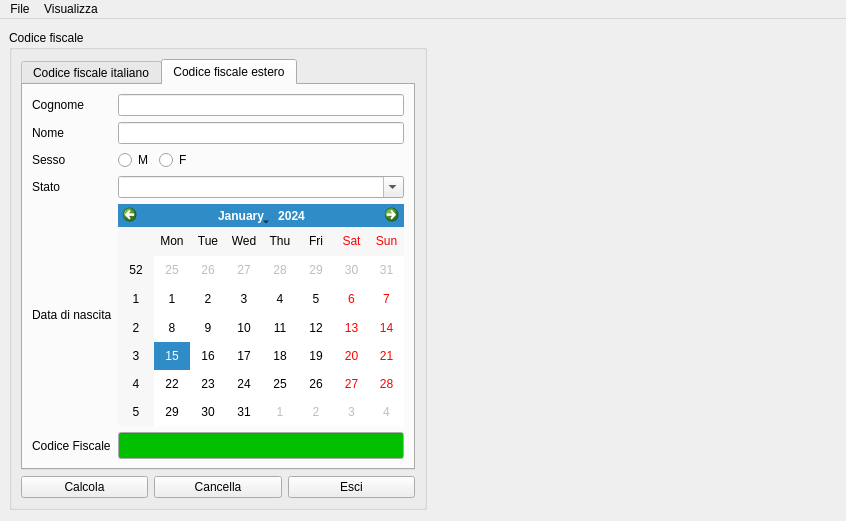
The window that lylibrary/ui/cod_fisc.ui (kratos83/LyLibrary) describes before a commit, drawn with Qt 5.
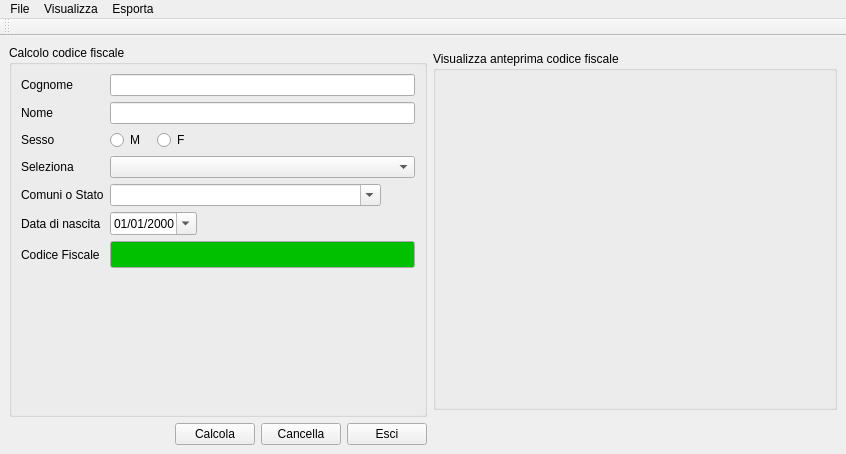
The same window after the commit. The open tabs and pages were chosen to show the change. Icons and pictures are not drawn.

What changed in the file:
```diff
--- a/lylibrary/ui/cod_fisc.ui
+++ b/lylibrary/ui/cod_fisc.ui
@@ -7,7 +7,7 @@
     <x>0</x>
     <y>0</y>
     <width>846</width>
-    <height>521</height>
+    <height>454</height>
    </rect>
   </property>
   <property name="sizePolicy">
@@ -19,7 +19,7 @@
   <property name="maximumSize">
    <size>
     <width>846</width>
-    <height>521</height>
+    <height>454</height>
    </size>
   </property>
   <property name="windowTitle">
@@ -30,11 +30,24 @@
     <normaloff>:/images/codicefisc.png</normaloff>:/images/codicefisc.png</iconset>
   </property>
   <widget class="QWidget" name="centralwidget">
-   <layout class="QGridLayout" name="gridLayout">
-    <item row="1" column="0">
+   <layout class="QGridLayout" name="gridLayout_2">
+    <item row="2" column="0">
+     <spacer name="verticalSpacer_3">
+      <property name="orientation">
+       <enum>Qt::Vertical</enum>
+      </property>
+      <property name="sizeHint" stdset="0">
+       <size>
+        <width>20</width>
+        <height>40</height>
+       </size>
+      </property>
+     </spacer>
+    </item>
+    <item row="0" column="0" rowspan="3" colspan="5">
      <widget class="QGroupBox" name="groupBox">
       <property name="sizePolicy">
-       <sizepolicy hsizetype="Preferred" vsizetype="Preferred">
+       <sizepolicy hsizetype="Fixed" vsizetype="Preferred">
         <horstretch>0</horstretch>
         <verstretch>0</verstretch>
        </sizepolicy>
@@ -42,13 +55,13 @@
       <property name="minimumSize">
        <size>
         <width>418</width>
-        <height>480</height>
+        <height>0</height>
        </size>
       </property>
       <property name="maximumSize">
        <size>
         <width>418</width>
-        <height>480</height>
+        <height>16777215</height>
        </size>
       </property>
       <property name="sizeIncrement">
@@ -64,357 +77,300 @@
        </size>
       </property>
       <property name="title">
-       <string>Codice fiscale</string>
+       <string>Calcolo codice fiscale</string>
       </property>
-      <layout class="QGridLayout" name="gridLayout_2">
-       <item row="0" column="0" colspan="3">
-        <widget class="QTabWidget" name="tabWidget">
-         <property name="sizePolicy">
-          <sizepolicy hsizetype="Preferred" vsizetype="Preferred">
-           <horstretch>0</horstretch>
-           <verstretch>0</verstretch>
-          </sizepolicy>
+      <layout class="QGridLayout" name="gridLayout">
+       <item row="0" column="0">
+        <widget class="QLabel" name="label">
+         <property name="text">
+          <string>Cognome</string>
          </property>
-         <property name="currentIndex">
-          <number>0</number>
-         </property>
-         <widget class="QWidget" name="tab">
-          <attribute name="title">
-           <string>Codice fiscale italiano</string>
-          </attribute>
-          <layout class="QGridLayout" name="gridLayout_3">
-           <item row="2" column="3">
-            <spacer name="horizontalSpacer">
-             <property name="orientation">
-              <enum>Qt::Horizontal</enum>
-             </property>
-             <property name="sizeHint" stdset="0">
-              <size>
-               <width>40</width>
-               <height>20</height>
-              </size>
-             </property>
-            </spacer>
-           </item>
-           <item row="2" column="1">
-            <widget class="QRadioButton" name="radioButtonM">
-             <property name="text">
-              <string>M</string>
-             </property>
-            </widget>
-           </item>
-           <item row="0" column="1" colspan="3">
-            <widget class="QLineEdit" name="lineEditCognome"/>
-           </item>
-           <item row="4" column="0">
-            <widget class="QLabel" name="label_4">
-             <property name="text">
-              <string>Data di nascita</string>
-             </property>
-            </widget>
-           </item>
-           <item row="2" column="2">
-            <widget class="QRadioButton" name="radioButtonF">
-             <property name="text">
-              <string>F</string>
-             </property>
-            </widget>
-           </item>
-           <item row="4" column="1" colspan="3">
-            <widget class="QCalendarWidget" name="calendarWidget"/>
-           </item>
-           <item row="0" column="0">
-            <widget class="QLabel" name="label">
-             <property name="text">
-              <string>Cognome</string>
-             </property>
-            </widget>
-           </item>
-           <item row="1" column="1" colspan="3">
-            <widget class="QLineEdit" name="lineEditNome"/>
-           </item>
-           <item row="2" column="0">
-            <widget class="QLabel" name="label_3">
-             <property name="text">
-              <string>Sesso</string>
-             </property>
-            </widget>
-           </item>
-           <item row="1" column="0">
-            <widget class="QLabel" name="label_2">
-             <property name="text">
-              <string>Nome</string>
-             </property>
-            </widget>
-           </item>
-           <item row="5" column="0">
-            <widget class="QLabel" name="label_5">
-             <property name="text">
-              <string>Codice Fiscale</string>
-             </property>
-            </widget>
-           </item>
-           <item row="5" column="1" colspan="3">
-            <widget class="QLineEdit" name="lineEditCodiceFiscale">
-             <property name="palette">
-              <palette>
-               <active>
-                <colorrole role="Base">
-                 <brush brushstyle="SolidPattern">
-                  <color alpha="255">
-                   <red>0</red>
-                   <green>192</green>
-                   <blue>0</blue>
-                  </color>
-                 </brush>
-                </colorrole>
-               </active>
-               <inactive>
-                <colorrole role="Base">
-                 <brush brushstyle="SolidPattern">
-                  <color alpha="255">
-                   <red>0</red>
-                   <green>192</green>
-                   <blue>0</blue>
-                  </color>
-                 </brush>
-                </colorrole>
-               </inactive>
-               <disabled>
-                <colorrole role="Base">
-                 <brush brushstyle="SolidPattern">
-                  <color alpha="255">
-                   <red>241</red>
-                   <green>241</green>
-                   <blue>241</blue>
-                  </color>
-                 </brush>
-                </colorrole>
-               </disabled>
-              </palette>
-             </property>
-             <property name="font">
-              <font>
-               <pointsize>12</pointsize>
-               <weight>75</weight>
-               <bold>true</bold>
-              </font>
-             </property>
-             <property name="readOnly">
-              <bool>true</bool>
-             </property>
-            </widget>
-           </item>
-           <item row="3" column="0">
-            <widget class="QLabel" name="label_11">
-             <property name="text">
-              <string>Comune</string>
-             </property>
-            </widget>
-           </item>
-           <item row="3" column="1" colspan="3">
-            <widget class="QComboBox" name="comboBoxComune">
-             <property name="editable">
-              <bool>true</bool>
-             </property>
-            </widget>
-           </item>
-          </layout>
-         </widget>
-         <widget class="QWidget" name="tab_2">
-          <attribute name="title">
-           <string>Codice fiscale estero</string>
-          </attribute>
-          <layout class="QGridLayout" name="gridLayout_4">
-           <item row="2" column="2">
-            <widget class="QRadioButton" name="radioButtonF_2">
-             <property name="text">
-              <string>F</string>
-             </property>
-            </widget>
-           </item>
-           <item row="0" column="0">
-            <widget class="QLabel" name="label_8">
-             <property name="text">
-              <string>Cognome</string>
-             </property>
-            </widget>
-           </item>
-           <item row="0" column="1" colspan="3">
-            <widget class="QLineEdit" name="lineEditCognome_2"/>
-           </item>
-           <item row="1" column="0">
-            <widget class="QLabel" name="label_7">
-             <property name="text">
-              <string>Nome</string>
-             </property>
-            </widget>
-           </item>
-           <item row="1" column="1" colspan="3">
-            <widget class="QLineEdit" name="lineEditNome_2"/>
-           </item>
-           <item row="2" column="0">
-            <widget class="QLabel" name="label_9">
-             <property name="text">
-              <string>Sesso</string>
-             </property>
-            </widget>
-           </item>
-           <item row="2" column="1">
-            <widget class="QRadioButton" name="radioButtonM_2">
-             <property name="text">
-              <string>M</string>
-             </property>
-            </widget>
-           </item>
-           <item row="2" column="3">
-            <spacer name="horizontalSpacer_2">
-             <property name="orientation">
-              <enum>Qt::Horizontal</enum>
-             </property>
-             <property name="sizeHint" stdset="0">
-              <size>
-               <width>215</width>
-               <height>20</height>
-              </size>
-             </property>
-            </spacer>
-           </item>
-           <item row="4" column="0">
-            <widget class="QLabel" name="label_6">
-             <property name="text">
-              <string>Data di nascita</string>
-             </property>
-            </widget>
-           </item>
-           <item row="4" column="1" colspan="3">
-            <widget class="QCalendarWidget" name="calendarWidget_2"/>
-           </item>
-           <item row="5" column="0">
-            <widget class="QLabel" name="label_10">
-             <property name="text">
-              <string>Codice Fiscale</string>
-             </property>
-            </widget>
-           </item>
-           <item row="5" column="1" colspan="3">
-            <widget class="QLineEdit" name="lineEditCodiceFiscale_2">
-             <property name="palette">
-              <palette>
-               <active>
-                <colorrole role="Base">
-                 <brush brushstyle="SolidPattern">
-                  <color alpha="255">
-                   <red>0</red>
-                   <green>192</green>
-                   <blue>0</blue>
-                  </color>
-                 </brush>
-                </colorrole>
-               </active>
-               <inactive>
-                <colorrole role="Base">
-                 <brush brushstyle="SolidPattern">
-                  <color alpha="255">
-                   <red>0</red>
-                   <green>192</green>
-                   <blue>0</blue>
-                  </color>
-                 </brush>
-                </colorrole>
-               </inactive>
-               <disabled>
-                <colorrole role="Base">
-                 <brush brushstyle="SolidPattern">
-                  <color alpha="255">
-                   <red>241</red>
-                   <green>241</green>
-                   <blue>241</blue>
-                  </color>
-                 </brush>
-                </colorrole>
-               </disabled>
-              </palette>
-             </property>
-             <property name="font">
-              <font>
-               <pointsize>12</pointsize>
-               <weight>75</weight>
-               <bold>true</bold>
-              </font>
-             </property>
-             <property name="readOnly">
-              <bool>true</bool>
-             </property>
-            </widget>
-           </item>
-           <item row="3" column="0">
-            <widget class="QLabel" name="label_12">
-             <property name="text">
-              <string>Stato</string>
-             </property>
-            </widget>
-           </item>
-           <item row="3" column="1" colspan="3">
-            <widget class="QComboBox" name="comboBoxStati">
-             <property name="editable">
-              <bool>true</bool>
-             </property>
-            </widget>
-           </item>
-          </layout>
-         </widget>
         </widget>
        </item>
        <item row="1" column="0">
-        <widget class="QPushButton" name="pushButtonCalcola">
+        <widget class="QLabel" name="label_2">
          <property name="text">
-          <string>Calcola</string>
+          <string>Nome</string>
          </property>
-         <property name="icon">
-          <iconset resource="../biblio.qrc">
-           <normaloff>:/images/codicefisc.png</normaloff>:/images/codicefisc.png</iconset>
+        </widget>
+       </item>
+       <item row="2" column="0">
+        <widget class="QLabel" name="label_3">
+         <property name="text">
+          <string>Sesso</string>
          </property>
         </widget>
        </item>
-       <item row="1" column="1">
-        <widget class="QPushButton" name="pushButtonCancella">
+       <item row="2" column="1">
+        <widget class="QRadioButton" name="radioButtonM">
          <property name="text">
-          <string>Cancella</string>
+          <string>M</string>
          </property>
-         <property name="icon">
-          <iconset resource="../biblio.qrc">
-           <normaloff>:/images/edit-delete.png</normaloff>:/images/edit-delete.png</iconset>
+        </widget>
+       </item>
+       <item row="2" column="2">
+        <widget class="QRadioButton" name="radioButtonF">
+         <property name="text">
+          <string>F</string>
          </property>
         </widget>
        </item>
-       <item row="1" column="2">
-        <widget class="QPushButton" name="esci">
+       <item row="2" column="3">
+        <spacer name="horizontalSpacer">
+         <property name="orientation">
+          <enum>Qt::Horizontal</enum>
+         </property>
+         <property name="sizeHint" stdset="0">
+          <size>
+           <width>191</width>
+           <height>20</height>
+          </size>
+         </property>
+        </spacer>
+       </item>
+       <item row="3" column="0">
+        <widget class="QLabel" name="label_7">
          <property name="text">
-          <string>Esci</string>
+          <string>Seleziona </string>
          </property>
-         <property name="icon">
-          <iconset resource="../../initdb/images.qrc">
-           <normaloff>:/images/dialog-close.png</normaloff>:/images/dialog-close.png</iconset>
+        </widget>
+       </item>
+       <item row="4" column="0">
+        <widget class="QLabel" name="label_6">
+         <property name="text">
+          <string>Comuni o Stato</string>
          </property>
         </widget>
        </item>
+       <item row="5" column="0">
+        <widget class="QLabel" name="label_4">
+         <property name="text">
+          <string>Data di nascita</string>
+         </property>
+        </widget>
+       </item>
+       <item row="5" column="1" colspan="2">
+        <widget class="QDateEdit" name="calendarWidget">
+         <property name="wrapping">
+          <bool>false</bool>
+         </property>
+         <property name="frame">
+          <bool>true</bool>
+         </property>
+         <property name="displayFormat">
+          <string>dd/MM/yyyy</string>
+         </property>
+         <property name="calendarPopup">
+          <bool>true</bool>
+         </property>
+        </widget>
+       </item>
+       <item row="6" column="0">
+        <widget class="QLabel" name="label_5">
+         <property name="text">
+          <string>Codice Fiscale</string>
+         </property>
+        </widget>
+       </item>
+       <item row="7" column="1">
+        <spacer name="verticalSpacer_2">
+         <property name="orientation">
+          <enum>Qt::Vertical</enum>
+         </property>
+         <property name="sizeHint" stdset="0">
+          <size>
+           <width>20</width>
+           <height>40</height>
+          </size>
+         </property>
+        </spacer>
+       </item>
+       <item row="8" column="4">
+        <spacer name="horizontalSpacer_2">
+         <property name="orientation">
+          <enum>Qt::Horizontal</enum>
+         </property>
+         <property name="sizeHint" stdset="0">
+          <size>
+           <width>40</width>
+           <height>20</height>
+          </size>
+         </property>
+        </spacer>
+       </item>
+       <item row="3" column="1" colspan="4">
+        <widget class="QComboBox" name="comboBox_sel"/>
+       </item>
+       <item row="1" column="1" colspan="4">
+        <widget class="QLineEdit" name="lineEditNome"/>
+       </item>
+       <item row="0" column="1" colspan="4">
+        <widget class="QLineEdit" name="lineEditCognome"/>
+       </item>
+       <item row="4" column="1" colspan="3">
+        <widget class="QComboBox" name="comboBoxComune">
+         <property name="editable">
+          <bool>true</bool>
+         </property>
+        </widget>
+       </item>
+       <item row="6" column="1" colspan="4">
+        <widget class="QLineEdit" name="lineEditCodiceFiscale">
+         <property name="palette">
+          <palette>
+           <active>
+            <colorrole role="Base">
+             <brush brushstyle="SolidPattern">
+              <color alpha="255">
+               <red>0</red>
+               <green>192</green>
+               <blue>0</blue>
+              </color>
+             </brush>
+            </colorrole>
+           </active>
+           <inactive>
+            <colorrole role="Base">
+             <brush brushstyle="SolidPattern">
+              <color alpha="255">
+               <red>0</red>
+               <green>192</green>
+               <blue>0</blue>
+              </color>
+             </brush>
+            </colorrole>
+           </inactive>
+           <disabled>
+            <colorrole role="Base">
+             <brush brushstyle="SolidPattern">
+              <color alpha="255">
+               <red>241</red>
+               <green>241</green>
+               <blue>241</blue>
+              </color>
+             </brush>
+            </colorrole>
+           </disabled>
+          </palette>
+         </property>
+         <property name="font">
+          <font>
+           <pointsize>12</pointsize>
+           <weight>75</weight>
+           <bold>true</bold>
+          </font>
+         </property>
+         <property name="readOnly">
+          <bool>true</bool>
+         </property>
+        </widget>
+       </item>
       </layout>
      </widget>
     </item>
-    <item row="1" column="1">
+    <item row="1" column="5">
+     <widget class="QGroupBox" name="groupBox_2">
+      <property name="maximumSize">
+       <size>
+        <width>16777215</width>
+        <height>410</height>
+       </size>
+      </property>
+      <property name="title">
+       <string>Visualizza anteprima codice fiscale</string>
+      </property>
+      <layout class="QGridLayout" name="gridLayout_5">
+       <item row="0" column="0">
+        <layout class="QGridLayout" name="gridLayout_4">
+         <item row="0" column="0">
+          <widget class="QLabel" name="image_cod_fisc">
+           <property name="text">
+            <string/>
+           </property>
+          </widget>
+         </item>
+        </layout>
+       </item>
+       <item row="1" column="0">
+        <spacer name="verticalSpacer">
+         <property name="orientation">
+          <enum>Qt::Vertical</enum>
+         </property>
+         <property name="sizeHint" stdset="0">
+          <size>
+           <width>20</width>
+           <height>344</height>
+          </size>
+         </property>
+        </spacer>
+       </item>
+      </layout>
+     </widget>
+    </item>
+    <item row="3" column="5">
      <spacer name="horizontalSpacer_3">
       <property name="orientation">
        <enum>Qt::Horizontal</enum>
       </property>
       <property name="sizeHint" stdset="0">
        <size>
-        <width>40</width>
+        <width>308</width>
         <height>20</height>
        </size>
       </property>
      </spacer>
     </item>
+    <item row="3" column="4">
+     <widget class="QPushButton" name="esci">
+      <property name="sizePolicy">
+       <sizepolicy hsizetype="Fixed" vsizetype="Fixed">
+        <horstretch>0</horstretch>
+        <verstretch>0</verstretch>
+       </sizepolicy>
+      </property>
+      <property name="text">
+       <string>Esci</string>
+      </property>
+      <property name="icon">
+       <iconset resource="../biblio.qrc">
+        <normaloff>:/images/exit.png</normaloff>:/images/exit.png</iconset>
+      </property>
+     </widget>
+    </item>
+    <item row="3" column="3">
+     <widget class="QPushButton" name="pushButtonCancella">
+      <property name="sizePolicy">
+       <sizepolicy hsizetype="Fixed" vsizetype="Fixed">
+        <horstretch>0</horstretch>
+        <verstretch>0</verstretch>
+       </sizepolicy>
+      </property>
+      <property name="text">
+       <string>Cancella</string>
+      </property>
+      <property name="icon">
+       <iconset resource="../biblio.qrc">
+        <normaloff>:/images/edit-delete.png</normaloff>:/images/edit-delete.png</iconset>
+      </property>
+     </widget>
+    </item>
+    <item row="3" column="2">
+     <widget class="QPushButton" name="pushButtonCalcola">
+      <property name="sizePolicy">
+       <sizepolicy hsizetype="Fixed" vsizetype="Fixed">
+        <horstretch>0</horstretch>
+        <verstretch>0</verstretch>
+       </sizepolicy>
+      </property>
+      <property name="text">
+       <string>Calcola</string>
+      </property>
+      <property name="icon">
+       <iconset resource="../biblio.qrc">
+        <normaloff>:/images/codicefisc.png</normaloff>:/images/codicefisc.png</iconset>
+      </property>
+     </widget>
+    </item>
    </layout>
   </widget>
   <widget class="QMenuBar" name="menubar">
@@ -434,20 +390,34 @@
     <addaction name="separator"/>
     <addaction name="actionEsci"/>
    </widget>
-   <widget class="QMenu" name="menuVisualizza">
+   <widget class="QMenu" name="menuVisulizza">
     <property name="title">
      <string>Visualizza</string>
     </property>
     <addaction name="actionVisualizza_anteprima"/>
    </widget>
+   <widget class="QMenu" name="menuEsporta">
+    <property name="title">
+     <string>Esporta</string>
+    </property>
+    <addaction name="actionEsporta_in_pdf"/>
+    <addaction name="actionEsporta_in_immagine"/>
+   </widget>
    <addaction name="menuFile"/>
-   <addaction name="menuVisualizza"/>
+   <addaction name="menuVisulizza"/>
+   <addaction name="menuEsporta"/>
   </widget>
-  <action name="actionStampa">
-   <property name="text">
-    <string>Stampa</string>
+  <widget class="QToolBar" name="toolBar">
+   <property name="windowTitle">
+    <string>toolBar</string>
    </property>
-  </action>
+   <attribute name="toolBarArea">
+    <enum>TopToolBarArea</enum>
+   </attribute>
+   <attribute name="toolBarBreak">
+    <bool>false</bool>
+   </attribute>
+  </widget>
   <action name="actionEsci">
    <property name="text">
     <string>Esci</string>
```
Left out of the diff: 60 changed lines with no effect on the pictures.
